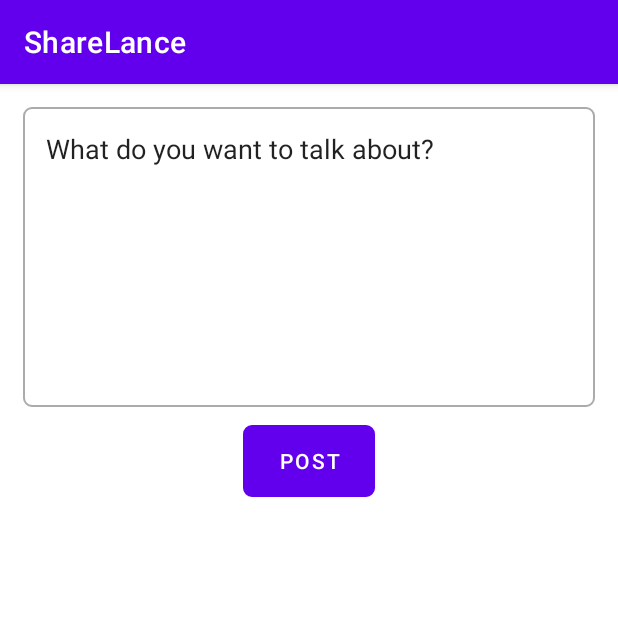
After one commit to rajoriaakash/ShareLance, an Android app: the CreatePostActivity screen opened directly, with no data from a screen before it, on a phone screen of 412 x 824 dp, the top half of it. The commit adds this screen. Run offline under Robolectric (Android 15) with nearby library versions, the phone set to English and light mode, and no system bars; our stand-ins replace Firebase (no records; nobody signed in at launch, a user with empty details on screens opened directly).

Commit message:
Create Post and add it in Firestore Collection

```diff
--- a/app/src/main/AndroidManifest.xml
+++ b/app/src/main/AndroidManifest.xml
@@ -1,6 +1,8 @@
 <?xml version="1.0" encoding="utf-8"?>
 <manifest xmlns:android="http://schemas.android.com/apk/res/android"
     package="com.example.sharelance">
+
+    <uses-permission android:name="android.permission.INTERNET" />
 
     <application
         android:allowBackup="true"
@@ -9,6 +11,7 @@
         android:roundIcon="@mipmap/ic_launcher_round"
         android:supportsRtl="true"
         android:theme="@style/Theme.ShareLance">
+        <activity android:name=".CreatePostActivity"></activity>
         <activity android:name=".SignInActivity">
             <intent-filter>
                 <action android:name="android.intent.action.MAIN" />
@@ -16,8 +19,7 @@
                 <category android:name="android.intent.category.LAUNCHER" />
             </intent-filter>
         </activity>
-        <activity android:name=".MainActivity">
-        </activity>
+        <activity android:name=".MainActivity"></activity>
     </application>
 
 </manifest>
--- /dev/null
+++ b/app/src/main/java/com/example/sharelance/CreatePostActivity.kt
@@ -0,0 +1,24 @@
+package com.example.sharelance
+
+import androidx.appcompat.app.AppCompatActivity
+import android.os.Bundle
+import com.example.sharelance.daos.PostDao
+import kotlinx.android.synthetic.main.activity_create_post.*
+
+class CreatePostActivity : AppCompatActivity() {
+    private lateinit var postDao: PostDao
+    override fun onCreate(savedInstanceState: Bundle?) {
+        super.onCreate(savedInstanceState)
+        setContentView(R.layout.activity_create_post)
+
+        postDao = PostDao()
+
+        postButtton.setOnClickListener{
+            val input = postInput.text.toString()
+            if(input.isNotEmpty()){
+                postDao.addPost(input)
+                finish()
+            }
+        }
+    }
+}
--- /dev/null
+++ b/app/src/main/java/com/example/sharelance/daos/PostDao.kt
@@ -0,0 +1,30 @@
+package com.example.sharelance.daos
+
+
+import com.example.sharelance.models.Post
+import com.example.sharelance.models.User
+import com.google.firebase.auth.ktx.auth
+import com.google.firebase.firestore.FirebaseFirestore
+import com.google.firebase.ktx.Firebase
+import kotlinx.coroutines.GlobalScope
+import kotlinx.coroutines.launch
+import kotlinx.coroutines.tasks.await
+
+class PostDao {
+    val db = FirebaseFirestore.getInstance()
+    val postCollection = db.collection("posts")
+    val auth = Firebase.auth
+
+    fun addPost(text:String){
+        val currentUserId = auth.currentUser!!.uid
+        GlobalScope.launch{
+            val userDao = UserDao()
+            val user = userDao.getUserById(currentUserId).await().toObject(User::class.java)!!
+
+            val currentTime = System.currentTimeMillis()
+            val post = Post(text,user,currentTime)
+            postCollection.document().set(post)
+
+        }
+    }
+}
--- a/app/src/main/java/com/example/sharelance/models/User.kt
+++ b/app/src/main/java/com/example/sharelance/models/User.kt
@@ -1,6 +1,6 @@
 package com.example.sharelance.models
 
-class User (val uid:String = "",
+data class User (val uid:String = "",
             val displayName: String = "",
             val imageUrl : String = ""
 )
--- /dev/null
+++ b/app/src/main/res/drawable/edittext_round_shape.xml
@@ -0,0 +1,10 @@
+<?xml version="1.0" encoding="utf-8"?>
+<shape xmlns:android="http://schemas.android.com/apk/res/android"
+    android:shape="rectangle"
+    android:padding="10dp">
+
+    <stroke android:width="1dp"
+        android:color="#ababab"/>
+
+    <corners android:radius="5dp"/>
+</shape>
--- /dev/null
+++ b/app/src/main/res/layout/activity_create_post.xml
@@ -0,0 +1,33 @@
+<?xml version="1.0" encoding="utf-8"?>
+<androidx.constraintlayout.widget.ConstraintLayout xmlns:android="http://schemas.android.com/apk/res/android"
+    xmlns:app="http://schemas.android.com/apk/res-auto"
+    xmlns:tools="http://schemas.android.com/tools"
+    android:layout_width="match_parent"
+    android:layout_height="match_parent"
+    tools:context=".CreatePostActivity">
+
+    <EditText
+        android:id="@+id/postInput"
+        android:layout_width="0dp"
+        android:layout_height="200dp"
+        app:layout_constraintTop_toTopOf="parent"
+        app:layout_constraintRight_toRightOf="parent"
+        app:layout_constraintLeft_toLeftOf="parent"
+        app:layout_constraintBottom_toTopOf="@id/postButtton"
+        android:text="What do you want to talk about?"
+        android:gravity="top"
+        android:layout_margin="15dp"
+        android:padding="15dp"
+        android:background="@drawable/edittext_round_shape"/>
+    <Button
+        android:id="@+id/postButtton"
+        android:layout_width="wrap_content"
+        android:layout_height="wrap_content"
+        app:layout_constraintTop_toBottomOf="@id/postInput"
+        app:layout_constraintLeft_toLeftOf="parent"
+        app:layout_constraintRight_toRightOf="parent"
+        android:text="POST"
+        android:layout_margin="12dp"
+        android:background="@drawable/edittext_round_shape"/>
+
+</androidx.constraintlayout.widget.ConstraintLayout>
```
Also changed, not shown: app/src/main/java/com/example/sharelance/MainActivity.kt (+7 -0 lines), app/src/main/java/com/example/sharelance/SignInActivity.kt (+91 -2 lines), app/src/main/java/com/example/sharelance/daos/UserDao.kt (renamed from app/src/main/java/com/example/sharelance/daos/userDao.kt, +7 -2 lines), app/src/main/java/com/example/sharelance/models/Post.kt (added, +8 -0 lines), app/src/main/res/drawable/ic_baseline_add_24.xml (added, +10 -0 lines), app/src/main/res/layout/activity_main.xml (+4 -4 lines).
